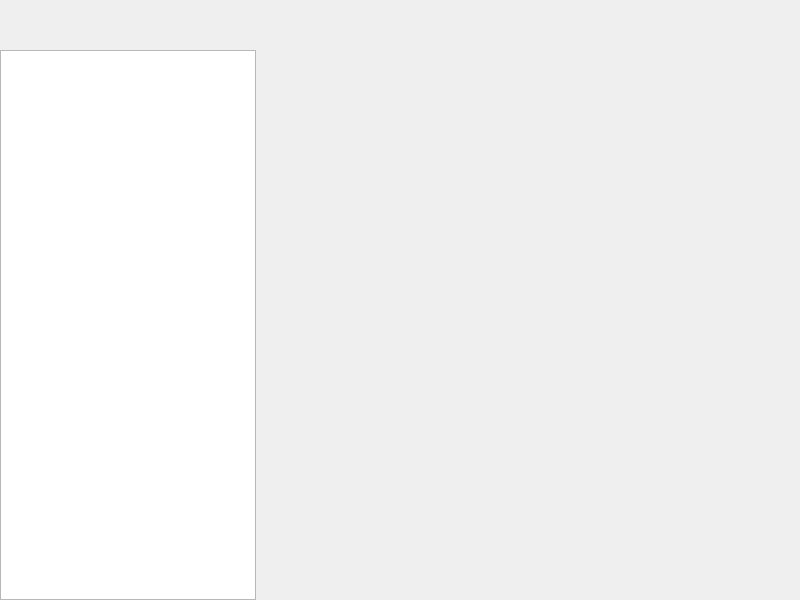
Before: the Qt Designer form sources/mainwindow.ui in nuclear868/mattermost-qt, drawn with Qt 5.
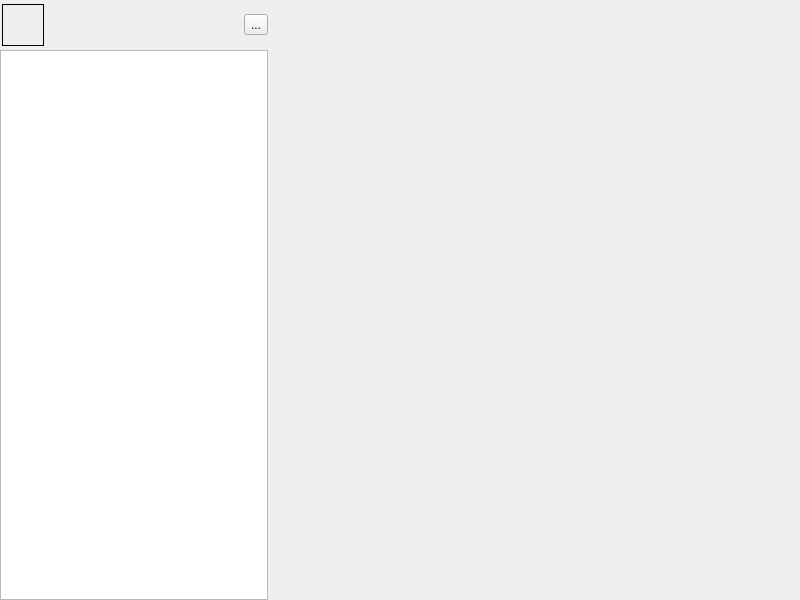
After: the same form once the commit is applied. Icons and pictures are not drawn. Custom widgets are drawn as their Qt base class.

Commit message: Added menu button next to the user name. Added logout option and performed proper reinitialization of the main window. Teams and Channels callback are called for each entry instead of for an entire list

What changed in the file:
```diff
--- a/sources/mainwindow.ui
+++ b/sources/mainwindow.ui
@@ -122,6 +122,9 @@
            <height>42</height>
           </size>
          </property>
+         <property name="frameShape">
+          <enum>QFrame::Box</enum>
+         </property>
         </widget>
        </item>
        <item alignment="Qt::AlignLeft|Qt::AlignVCenter">
@@ -138,6 +141,20 @@
          </property>
         </widget>
        </item>
+       <item>
+        <widget class="QToolButton" name="toolButton">
+         <property name="text">
+          <string>...</string>
+         </property>
+         <property name="icon">
+          <iconset resource="../resource.qrc">
+           <normaloff>:/icons/burger</normaloff>:/icons/burger</iconset>
+         </property>
+         <property name="popupMode">
+          <enum>QToolButton::InstantPopup</enum>
+         </property>
+        </widget>
+       </item>
       </layout>
      </widget>
     </item>
```
Left out of the diff: 9 changed lines with no effect on the pictures. The commit also changes 20 other files.
